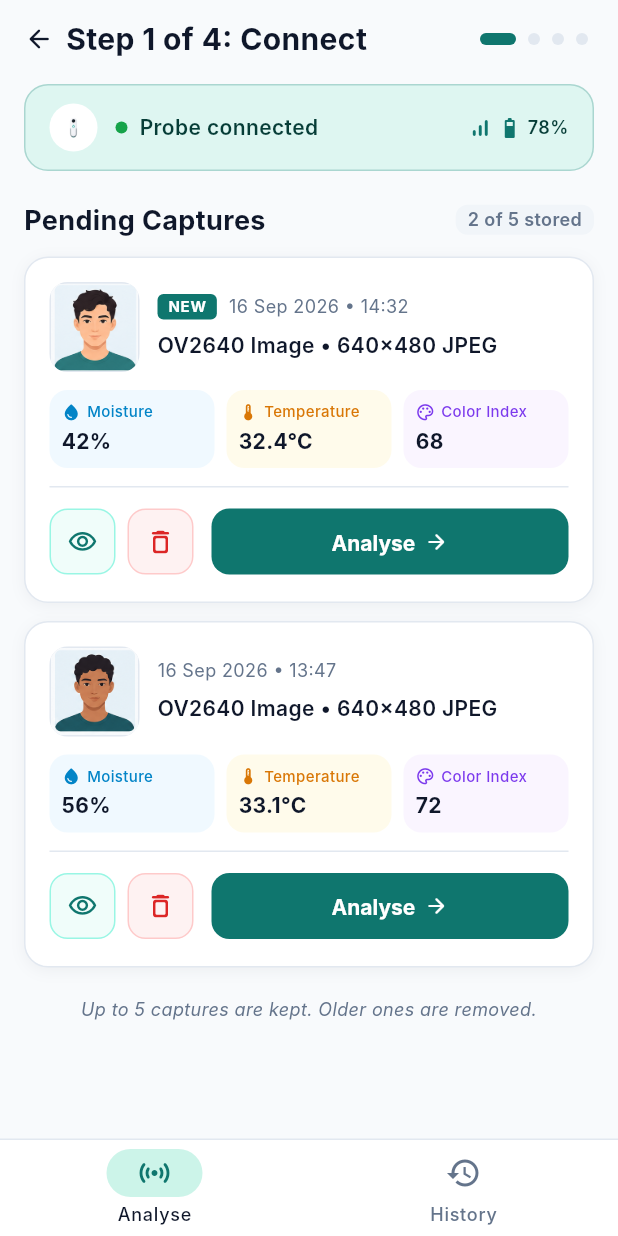
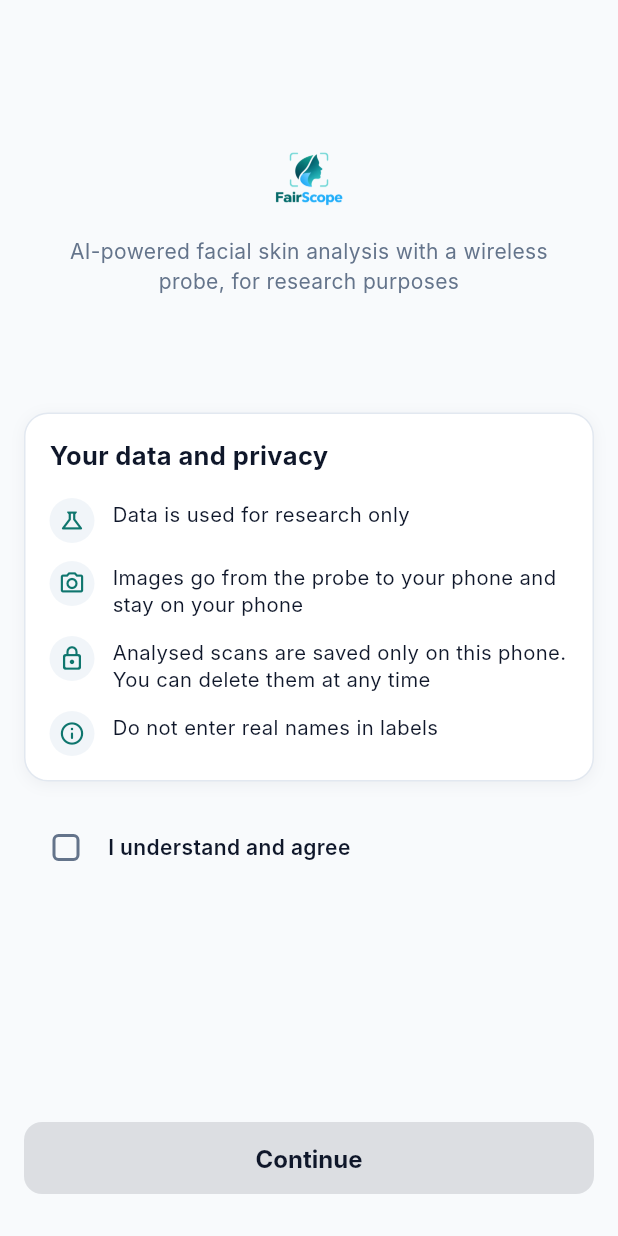
Before and after one commit to Chanuka001/Fairscope_research, a Flutter app: the screen it shows after launch, on a phone screen of 412 x 824 dp. Run offline on Flutter 3.47's test engine with Material 3 defaults, Android fonts, the phone set to English and light mode, and no system bars; our stand-ins replace flutter_riverpod; Roboto replaces fonts that are missing (Inter).

Commit message:
feat(onboarding): implement research consent screen and unlock flow

```diff
--- /dev/null
+++ b/app/lib/core/state/onboarding_state.dart
@@ -0,0 +1,18 @@
+import 'package:flutter_riverpod/flutter_riverpod.dart';
+
+/// Tracks whether the user has agreed to research consent during onboarding
+class OnboardingNotifier extends Notifier<bool> {
+  @override
+  bool build() => false; // First launch starts with onboarding
+
+  void agreeAndContinue() {
+    state = true;
+  }
+
+  void reset() {
+    state = false;
+  }
+}
+
+final onboardingCompletedProvider =
+    NotifierProvider<OnboardingNotifier, bool>(OnboardingNotifier.new);
--- /dev/null
+++ b/app/lib/features/onboarding/onboarding_screen.dart
@@ -0,0 +1,216 @@
+import 'package:flutter/material.dart';
+import 'package:flutter_riverpod/flutter_riverpod.dart';
+import '../../core/state/onboarding_state.dart';
+import '../../core/theme/app_colors.dart';
+import '../../core/theme/app_spacing.dart';
+import '../../core/theme/app_text_styles.dart';
+
+/// Onboarding / Research Consent Screen (Screen 1 in UI Showcase - Owned by Member D)
+class OnboardingScreen extends ConsumerStatefulWidget {
+  const OnboardingScreen({super.key});
+
+  @override
+  ConsumerState<OnboardingScreen> createState() => _OnboardingScreenState();
+}
+
+class _OnboardingScreenState extends ConsumerState<OnboardingScreen> {
+  bool _agreed = false;
+
+  @override
+  Widget build(BuildContext context) {
+    return Scaffold(
+      backgroundColor: AppColors.background,
+      body: SafeArea(
+        child: Padding(
+          padding: const EdgeInsets.symmetric(horizontal: AppSpacing.screenPadding, vertical: AppSpacing.s16),
+          child: Column(
+            crossAxisAlignment: CrossAxisAlignment.center,
+            children: [
+              const Spacer(flex: 1),
+
+              // Logo & App Name
+              Image.asset(
+                'assets/images/logoWithName.png',
+                height: 52.0,
+                fit: BoxFit.contain,
+                errorBuilder: (_, _, _) => Row(
+                  mainAxisAlignment: MainAxisAlignment.center,
+                  children: [
+                    const Icon(Icons.eco_rounded, color: AppColors.primary, size: 36.0),
+                    const SizedBox(width: AppSpacing.s8),
+                    Text(
+                      'FairScope',
+                      style: AppTextStyles.display.copyWith(
+                        fontSize: 30.0,
+                        fontWeight: FontWeight.w800,
+                        color: AppColors.primary,
+                      ),
+                    ),
+                  ],
+                ),
+              ),
+              const SizedBox(height: AppSpacing.s12),
+
+              // Subtitle
+              Padding(
+                padding: const EdgeInsets.symmetric(horizontal: AppSpacing.s16),
+                child: Text(
+                  'AI-powered facial skin analysis with a wireless probe, for research purposes',
+                  textAlign: TextAlign.center,
+                  style: AppTextStyles.body.copyWith(
+                    color: AppColors.secondaryText,
+                    fontSize: 14.0,
+                    height: 1.4,
+                  ),
+                ),
+              ),
+
+              const Spacer(flex: 1),
+
+              // "Your data and privacy" Card
+              Container(
+                width: double.infinity,
+                padding: const EdgeInsets.all(AppSpacing.cardPadding),
+                decoration: BoxDecoration(
+                  color: AppColors.surface,
+                  borderRadius: BorderRadius.circular(AppRadii.large),
+                  border: Border.all(color: AppColors.border),
+                  boxShadow: AppShadows.level1,
+                ),
+                child: Column(
+                  crossAxisAlignment: CrossAxisAlignment.start,
+                  children: [
+                    Text(
+                      'Your data and privacy',
+                      style: AppTextStyles.title.copyWith(
+                        fontWeight: FontWeight.w700,
+                        fontSize: 17.0,
+                      ),
+                    ),
+                    const SizedBox(height: AppSpacing.s16),
+                    _buildPrivacyItem(
+                      icon: Icons.science_outlined,
+                      text: 'Data is used for research only',
+                    ),
+                    const SizedBox(height: AppSpacing.s12),
+                    _buildPrivacyItem(
+                      icon: Icons.camera_alt_outlined,
+                      text: 'Images go from the probe to your phone and stay on your phone',
+                    ),
+                    const SizedBox(height: AppSpacing.s12),
+                    _buildPrivacyItem(
+                      icon: Icons.lock_outline_rounded,
+                      text: 'Analysed scans are saved only on this phone. You can delete them at any time',
+                    ),
+                    const SizedBox(height: AppSpacing.s12),
+                    _buildPrivacyItem(
+                      icon: Icons.info_outline_rounded,
+                      text: 'Do not enter real names in labels',
+                    ),
+                  ],
+                ),
+              ),
+
+              const SizedBox(height: AppSpacing.s16),
+
+              // "I understand and agree" Checkbox Row
+              InkWell(
+                onTap: () {
+                  setState(() {
+                    _agreed = !_agreed;
+                  });
+                },
+                borderRadius: BorderRadius.circular(AppRadii.medium),
+                child: Padding(
+                  padding: const EdgeInsets.symmetric(vertical: 4.0, horizontal: 4.0),
+                  child: Row(
+                    children: [
+                      Checkbox(
+                        value: _agreed,
+                        activeColor: AppColors.primary,
+                        shape: RoundedRectangleBorder(
+                          borderRadius: BorderRadius.circular(AppRadii.extraSmall),
+                        ),
+                        onChanged: (val) {
+                          setState(() {
+                            _agreed = val ?? false;
+                          });
+                        },
+                      ),
+                      const SizedBox(width: AppSpacing.s4),
+                      Text(
+                        'I understand and agree',
+                        style: AppTextStyles.label.copyWith(
+                          fontWeight: FontWeight.w600,
+                          color: AppColors.text,
+                        ),
+                      ),
+                    ],
+                  ),
+                ),
+              ),
+
+              const Spacer(flex: 2),
+
+              // Continue Button
+              FilledButton(
+                style: FilledButton.styleFrom(
+                  backgroundColor: _agreed ? AppColors.primary : AppColors.disabledFill,
+                  foregroundColor: _agreed ? AppColors.onPrimary : AppColors.disabledText,
+                  minimumSize: const Size.fromHeight(48.0),
+                  shape: RoundedRectangleBorder(
+                    borderRadius: BorderRadius.circular(AppRadii.medium),
+                  ),
+                  elevation: 0,
+                ),
+                onPressed: _agreed
+                    ? () {
+                        ref.read(onboardingCompletedProvider.notifier).agreeAndContinue();
+                      }
+                    : null,
+                child: Text(
+                  'Continue',
+                  style: AppTextStyles.label.copyWith(
+                    fontWeight: FontWeight.w700,
+                    fontSize: 16.0,
+                  ),
+                ),
+              ),
+              const SizedBox(height: AppSpacing.s12),
+            ],
+          ),
+        ),
+      ),
+    );
+  }
+
+  Widget _buildPrivacyItem({required IconData icon, required String text}) {
+    return Row(
+      crossAxisAlignment: CrossAxisAlignment.start,
+      children: [
+        Container(
+          padding: const EdgeInsets.all(6.0),
+          decoration: BoxDecoration(
+            color: AppColors.surfaceVariant,
+            shape: BoxShape.circle,
+          ),
+          child: Icon(icon, size: 18.0, color: AppColors.primary),
+        ),
+        const SizedBox(width: AppSpacing.s12),
+        Expanded(
+          child: Padding(
+            padding: const EdgeInsets.only(top: 2.0),
+            child: Text(
+              text,
+              style: AppTextStyles.body.copyWith(
+                fontSize: 13.5,
+                color: AppColors.text,
+                height: 1.35,
+              ),
+            ),
+          ),
+        ),
+      ],
+    );
+  }
+}
--- a/app/lib/main.dart
+++ b/app/lib/main.dart
@@ -1,7 +1,9 @@
 import 'package:flutter/material.dart';
 import 'package:flutter_riverpod/flutter_riverpod.dart';
 import 'core/navigation/nav_shell.dart';
+import 'core/state/onboarding_state.dart';
 import 'core/theme/app_theme.dart';
+import 'features/onboarding/onboarding_screen.dart';
 
 void main() {
   WidgetsFlutterBinding.ensureInitialized();
@@ -12,16 +14,18 @@ void main() {
   );
 }
 
-class FairScopeApp extends StatelessWidget {
+class FairScopeApp extends ConsumerWidget {
   const FairScopeApp({super.key});
 
   @override
-  Widget build(BuildContext context) {
+  Widget build(BuildContext context, WidgetRef ref) {
+    final hasCompletedOnboarding = ref.watch(onboardingCompletedProvider);
+
     return MaterialApp(
       title: 'FairScope',
       debugShowCheckedModeBanner: false,
       theme: AppTheme.lightTheme,
-      home: const NavShell(),
+      home: hasCompletedOnboarding ? const NavShell() : const OnboardingScreen(),
     );
   }
 }
```
Also changed, not shown: 1 other file.
